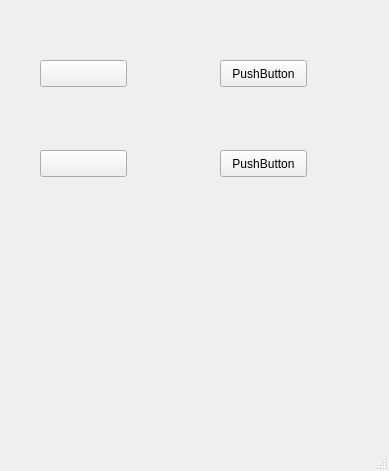
jethornton/flexgui, file examples/features/images/images.ui: the form before one commit.
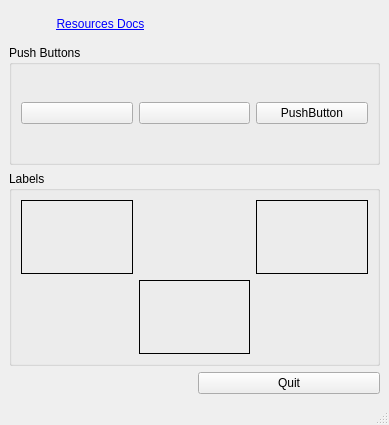
The form after the commit.

What changed in the file:
```diff
--- a/examples/features/images/images.ui
+++ b/examples/features/images/images.ui
@@ -7,65 +7,113 @@
     <x>0</x>
     <y>0</y>
     <width>389</width>
-    <height>471</height>
+    <height>425</height>
    </rect>
   </property>
   <property name="windowTitle">
    <string>MainWindow</string>
   </property>
   <widget class="QWidget" name="centralwidget">
-   <widget class="QPushButton" name="button_1">
-    <property name="geometry">
-     <rect>
-      <x>40</x>
-      <y>60</y>
-      <width>87</width>
-      <height>27</height>
-     </rect>
-    </property>
-    <property name="text">
-     <string/>
-    </property>
-   </widget>
-   <widget class="QPushButton" name="button_2">
-    <property name="geometry">
-     <rect>
-      <x>40</x>
-      <y>150</y>
-      <width>87</width>
-      <height>27</height>
-     </rect>
-    </property>
-    <property name="text">
-     <string/>
-    </property>
-   </widget>
-   <widget class="QPushButton" name="pushButton_3">
-    <property name="geometry">
-     <rect>
-      <x>220</x>
-      <y>60</y>
-      <width>87</width>
-      <height>27</height>
-     </rect>
-    </property>
-    <property name="text">
-     <string>PushButton</string>
-    </property>
-   </widget>
-   <widget class="QPushButton" name="pushButton_4">
-    <property name="geometry">
-     <rect>
-      <x>220</x>
-      <y>150</y>
-      <width>87</width>
-      <height>27</height>
-     </rect>
-    </property>
-    <property name="text">
-     <string>PushButton</string>
-    </property>
-   </widget>
+   <layout class="QGridLayout" name="gridLayout">
+    <item row="6" column="1">
+     <widget class="QPushButton" name="quit_pb">
+      <property name="text">
+       <string>Quit</string>
+      </property>
+     </widget>
+    </item>
+    <item row="3" column="0" colspan="2">
+     <widget class="QGroupBox" name="groupBox_2">
+      <property name="title">
+       <string>Labels</string>
+      </property>
+      <layout class="QGridLayout" name="gridLayout_3">
+       <item row="0" column="0">
+        <widget class="QLabel" name="chips_lb">
+         <property name="frameShape">
+          <enum>QFrame::Box</enum>
+         </property>
+         <property name="text">
+          <string/>
+         </property>
+        </widget>
+       </item>
+       <item row="0" column="2">
+        <widget class="QLabel" name="chips_crosseyed_lb">
+         <property name="frameShape">
+          <enum>QFrame::Box</enum>
+         </property>
+         <property name="text">
+          <string/>
+         </property>
+        </widget>
+       </item>
+       <item row="1" column="1">
+        <widget class="QLabel" name="chips_emc_lb">
+         <property name="frameShape">
+          <enum>QFrame::Box</enum>
+         </property>
+         <property name="text">
+          <string/>
+         </property>
+        </widget>
+       </item>
+      </layout>
+     </widget>
+    </item>
+    <item row="1" column="0" colspan="2">
+     <widget class="QGroupBox" name="groupBox">
+      <property name="maximumSize">
+       <size>
+        <width>16777215</width>
+        <height>120</height>
+       </size>
+      </property>
+      <property name="title">
+       <string>Push Buttons</string>
+      </property>
+      <layout class="QGridLayout" name="gridLayout_2">
+       <item row="0" column="1">
+        <widget class="QPushButton" name="button_1">
+         <property name="text">
+          <string/>
+         </property>
+        </widget>
+       </item>
+       <item row="0" column="0">
+        <widget class="QPushButton" name="button_2">
+         <property name="text">
+          <string/>
+         </property>
+        </widget>
+       </item>
+       <item row="0" column="2">
+        <widget class="QPushButton" name="pushButton_4">
+         <property name="text">
+          <string>PushButton</string>
+         </property>
+        </widget>
+       </item>
+      </layout>
+     </widget>
+    </item>
+    <item row="0" column="0">
+     <widget class="QLabel" name="label">
+      <property name="maximumSize">
+       <size>
+        <width>16777215</width>
+        <height>30</height>
+       </size>
+      </property>
+      <property name="text">
+       <string>&lt;a href='https://gnipsel.com/linuxcnc/flexgui/resources.html'&gt;Resources Docs&lt;/a&gt;</string>
+      </property>
+      <property name="alignment">
+       <set>Qt::AlignCenter</set>
+      </property>
+     </widget>
+    </item>
+   </layout>
   </widget>
   <widget class="QMenuBar" name="menubar">
    <property name="geometry">
```
